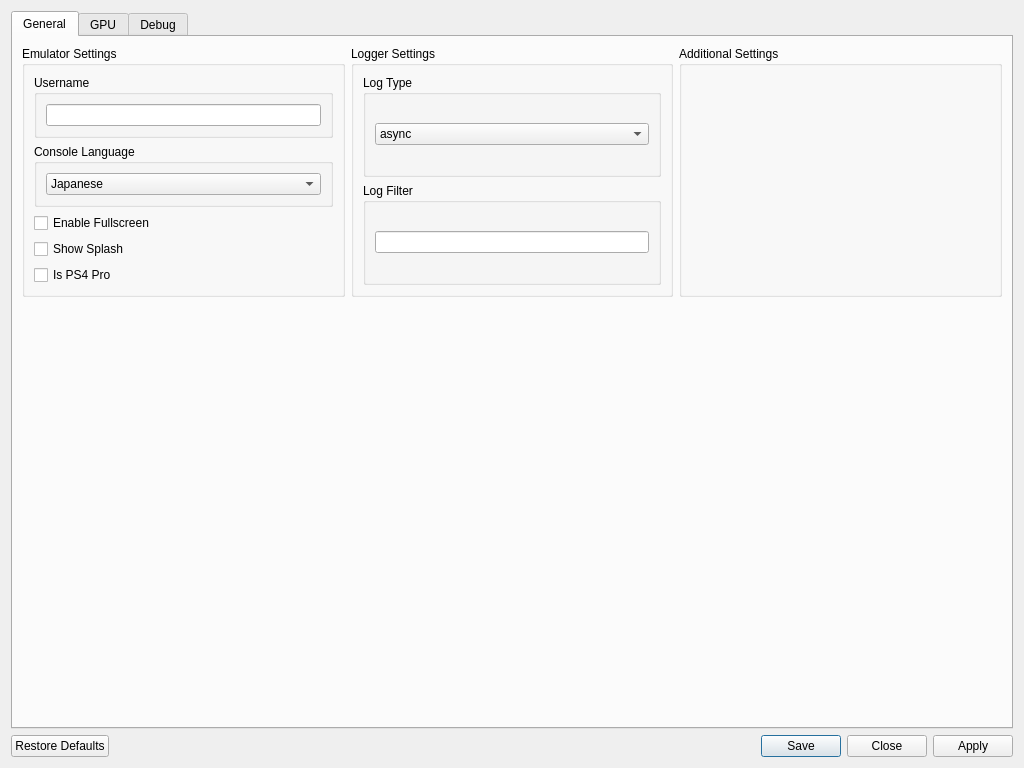
Above: src/qt_gui/settings_dialog.ui from ei-akulxx/shadPS4 before the change. Below: the same form after it.
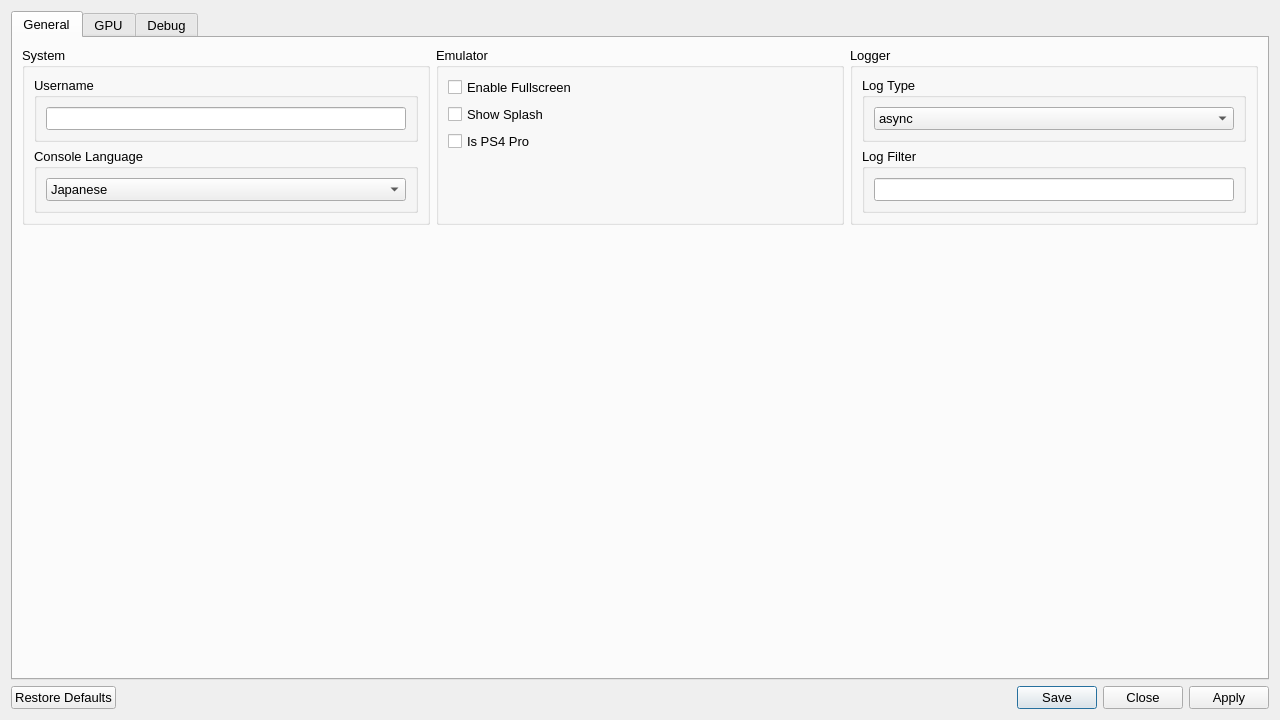
That is the form after the change. Icons and pictures are not drawn.

```diff
--- a/src/qt_gui/settings_dialog.ui
+++ b/src/qt_gui/settings_dialog.ui
@@ -11,8 +11,8 @@
    <rect>
     <x>0</x>
     <y>0</y>
-    <width>1024</width>
-    <height>768</height>
+    <width>1280</width>
+    <height>720</height>
    </rect>
   </property>
   <property name="sizePolicy">
@@ -21,6 +21,12 @@
     <verstretch>0</verstretch>
    </sizepolicy>
   </property>
+  <property name="font">
+   <font>
+    <pointsize>10</pointsize>
+    <bold>false</bold>
+   </font>
+  </property>
   <property name="windowTitle">
    <string>Settings</string>
   </property>
@@ -45,8 +51,8 @@
        <rect>
         <x>0</x>
         <y>0</y>
-        <width>1002</width>
-        <height>710</height>
+        <width>1258</width>
+        <height>660</height>
        </rect>
       </property>
       <property name="sizePolicy">
@@ -70,7 +76,7 @@
             <item>
              <widget class="QGroupBox" name="emuSettings">
               <property name="title">
-               <string>Emulator Settings</string>
+               <string>System</string>
               </property>
               <layout class="QVBoxLayout" name="emuSettingsLayout">
                <item>
@@ -263,6 +269,35 @@
                 </widget>
                </item>
                <item>
+                <spacer name="emulatorTabSpacerLeft">
+                 <property name="orientation">
+                  <enum>Qt::Orientation::Vertical</enum>
+                 </property>
+                 <property name="sizeType">
+                  <enum>QSizePolicy::Policy::MinimumExpanding</enum>
+                 </property>
+                 <property name="sizeHint" stdset="0">
+                  <size>
+                   <width>0</width>
+                   <height>0</height>
+                  </size>
+                 </property>
+                </spacer>
+               </item>
+              </layout>
+             </widget>
+            </item>
+           </layout>
+          </item>
+          <item>
+           <layout class="QVBoxLayout" name="emulatorTabLayoutMiddle">
+            <item>
+             <widget class="QGroupBox" name="emulatorSettingsGroupBox">
+              <property name="title">
+               <string>Emulator</string>
+              </property>
+              <layout class="QVBoxLayout" name="additionalSettingsVLayout">
+               <item>
                 <widget class="QCheckBox" name="fullscreenCheckBox">
                  <property name="text">
                   <string>Enable Fullscreen</string>
@@ -284,17 +319,14 @@
                 </widget>
                </item>
                <item>
-                <spacer name="emulatorTabSpacerLeft">
+                <spacer name="emulatorSpacer">
                  <property name="orientation">
                   <enum>Qt::Orientation::Vertical</enum>
                  </property>
-                 <property name="sizeType">
-                  <enum>QSizePolicy::Policy::MinimumExpanding</enum>
-                 </property>
                  <property name="sizeHint" stdset="0">
                   <size>
-                   <width>0</width>
-                   <height>0</height>
+                   <width>20</width>
+                   <height>40</height>
                   </size>
                  </property>
                 </spacer>
@@ -305,11 +337,11 @@
            </layout>
           </item>
           <item>
-           <layout class="QVBoxLayout" name="emulatorTabLayoutMiddle">
+           <layout class="QVBoxLayout" name="loggerTabLayoutRight">
             <item>
              <widget class="QGroupBox" name="loggerGroupBox">
               <property name="title">
-               <string>Logger Settings</string>
+               <string>Logger</string>
               </property>
               <layout class="QVBoxLayout" name="loggerLayout">
                <item>
@@ -384,35 +416,6 @@
             </item>
            </layout>
           </item>
-          <item>
-           <layout class="QVBoxLayout" name="generalTabLayoutRight">
-            <item>
-             <widget class="QGroupBox" name="additionalSettings">
-              <property name="title">
-               <string>Additional Settings</string>
-              </property>
-              <layout class="QVBoxLayout" name="additionalSettingsVLayout">
-               <item>
-                <spacer name="emulatorTabSpacerRight">
-                 <property name="orientation">
-                  <enum>Qt::Orientation::Vertical</enum>
-                 </property>
-                 <property name="sizeType">
-                  <enum>QSizePolicy::Policy::MinimumExpanding</enum>
-                 </property>
-                 <property name="sizeHint" stdset="0">
-                  <size>
-                   <width>0</width>
-                   <height>0</height>
-                  </size>
-                 </property>
-                </spacer>
-               </item>
-              </layout>
-             </widget>
-            </item>
-           </layout>
-          </item>
          </layout>
         </item>
         <item>
@@ -430,6 +433,19 @@
            <property name="bottomMargin">
             <number>0</number>
            </property>
+           <item>
+            <spacer name="generalTabSpacer">
+             <property name="orientation">
+              <enum>Qt::Orientation::Vertical</enum>
+             </property>
+             <property name="sizeHint" stdset="0">
+              <size>
+               <width>20</width>
+               <height>40</height>
+              </size>
+             </property>
+            </spacer>
+           </item>
           </layout>
          </widget>
         </item>
```
Left out of the diff: 2 changed lines with no effect on the pictures.
